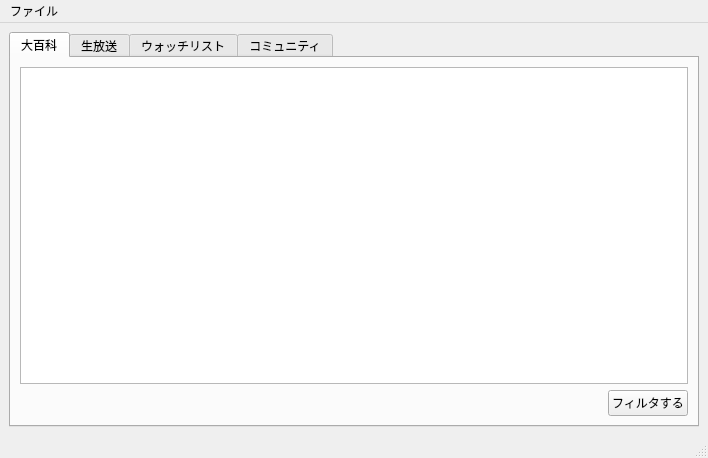
Old version of the form nicopealert.ui in the repository gunyarakun/nicopealert.
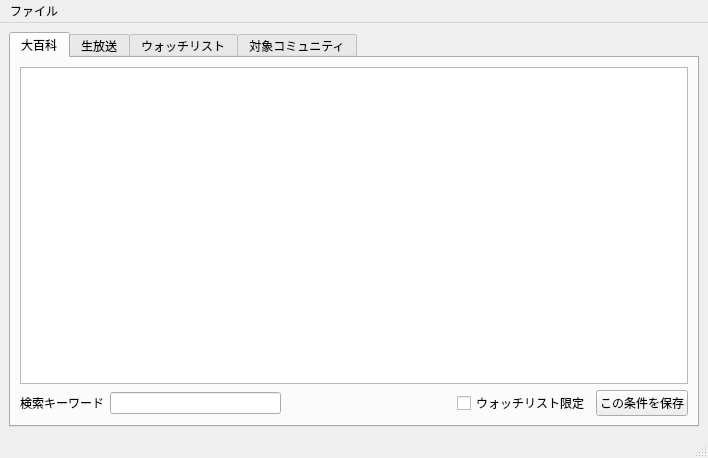
New version of the form. Icons and pictures are not drawn.

```diff
--- a/nicopealert.ui
+++ b/nicopealert.ui
@@ -46,6 +46,16 @@
        <layout class="QGridLayout" name="gridLayout_2" >
         <item row="5" column="0" >
          <layout class="QHBoxLayout" name="horizontalLayout" >
+          <item>
+           <widget class="QLabel" name="label" >
+            <property name="text" >
+             <string>検索キーワード</string>
+            </property>
+           </widget>
+          </item>
+          <item>
+           <widget class="QLineEdit" name="dicKeywordLineEdit" />
+          </item>
           <item>
            <spacer name="horizontalSpacer" >
             <property name="orientation" >
@@ -59,6 +69,13 @@
             </property>
            </spacer>
           </item>
+          <item>
+           <widget class="QCheckBox" name="dicWatchListCheckBox" >
+            <property name="text" >
+             <string>ウォッチリスト限定</string>
+            </property>
+           </widget>
+          </item>
           <item>
            <widget class="QPushButton" name="dicFilterPushButton" >
             <property name="sizePolicy" >
@@ -77,7 +94,7 @@
              <enum>Qt::LeftToRight</enum>
             </property>
             <property name="text" >
-             <string>フィルタする</string>
+             <string>この条件を保存</string>
             </property>
            </widget>
           </item>
@@ -189,7 +206,11 @@
       </widget>
       <widget class="QWidget" name="tab_4" >
        <attribute name="title" >
-        <string>コミュニティ</string>
+        <string>対象コミュニティ</string>
+       </attribute>
+       <attribute name="icon" >
+        <iconset>
+         <normaloff>live.ico</normaloff>live.ico</iconset>
        </attribute>
        <layout class="QGridLayout" name="gridLayout_5" >
         <item row="5" column="0" >
```
Left out of the diff: 23 changed lines with no effect on the pictures.
